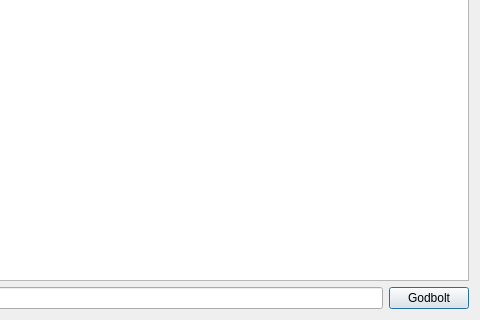
LLVMParty/REVIDE, file REVIDE/BitcodeDialog.ui: the form before one commit; both pictures show x 441 to 921 and y 516 to 836 of the 921 by 836 pixel window.
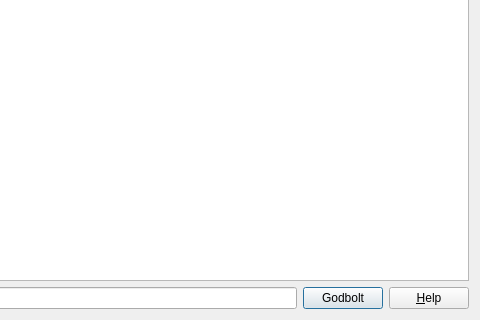
The form after the commit. Icons and pictures are not drawn. Custom widgets are drawn as their Qt base class.

The edit to the form file:
```diff
--- a/REVIDE/BitcodeDialog.ui
+++ b/REVIDE/BitcodeDialog.ui
@@ -51,6 +51,13 @@
        </property>
       </widget>
      </item>
+     <item>
+      <widget class="QPushButton" name="buttonHelp">
+       <property name="text">
+        <string>&amp;Help</string>
+       </property>
+      </widget>
+     </item>
     </layout>
    </item>
   </layout>
```
Left out of the diff: 5 changed lines with no effect on the pictures.
